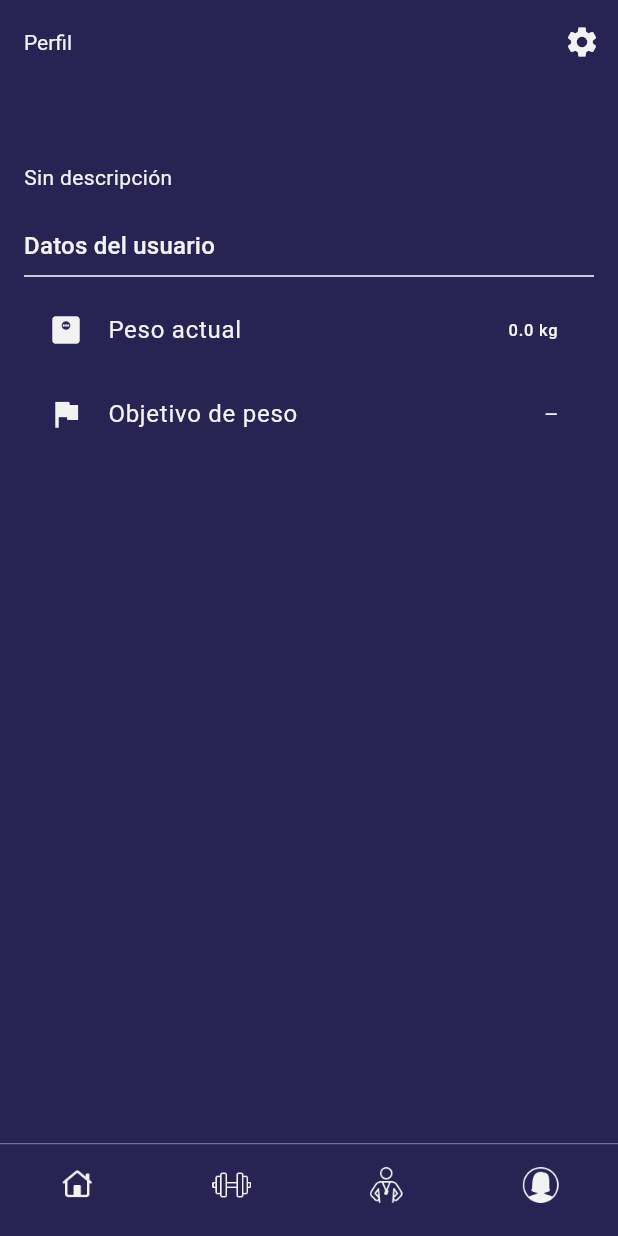
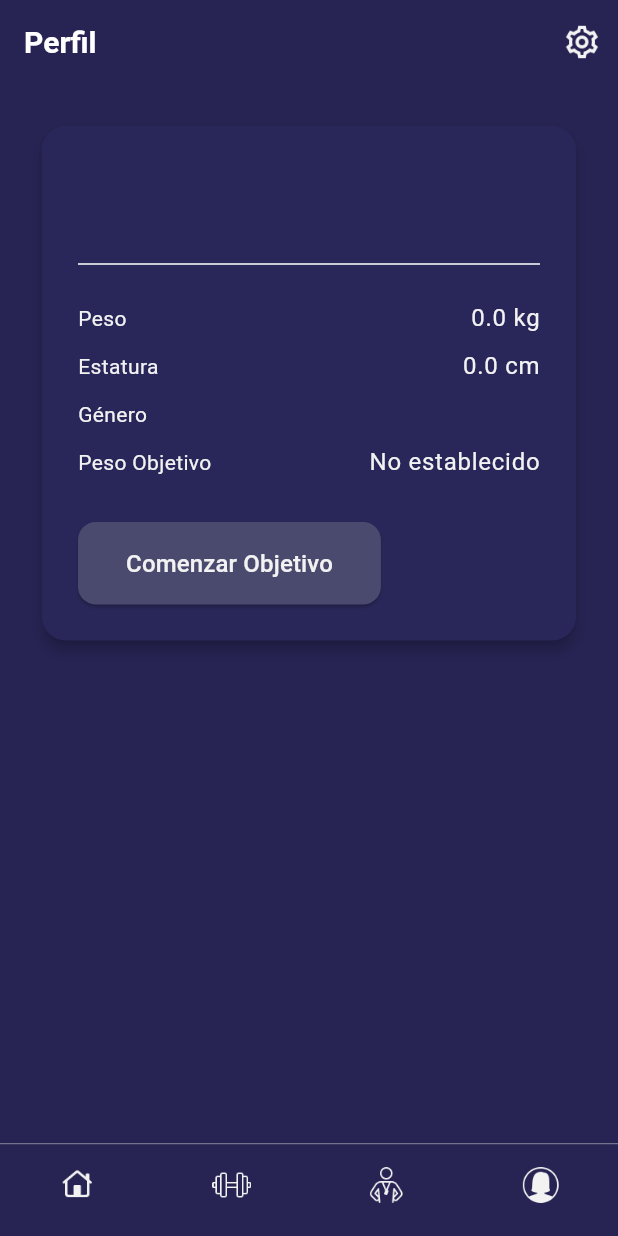
Before and after one commit to svillalba8/track_fit_app, a Flutter app: the screen it shows once a user with an empty profile is signed in, item 4 of the bottom bar chosen, on a phone screen of 412 x 824 dp. Run offline on Flutter 3.47's test engine with Material 3 defaults, Android fonts, the light colour scheme and no system bars; our stand-ins replace flutter_bloc, flutter_dotenv, get_it, go_router, supabase_flutter; accounts and stored records are empty.

Commit message:
Interfaz de ProfilePage mejorada y creadas clases de objetivo progreso

```diff
--- a/lib/core/constants.dart
+++ b/lib/core/constants.dart
@@ -8,12 +8,17 @@ class AppRoutes {
   static const routines = '/routines';
   static const trainer = '/trainer';
   static const profile = '/profile';
+  static const goal = '/goal-page';
+  static const editUser = 'edit-user';
 }
 
 // ICONOS / LOGO APLICACION
-const String kLogoTrackFitBlancoMorado = 'assets/logos/TrackFit_blanco_morado.png';
-const String kLogoTrackFitBlancoNegro = 'assets/logos/TrackFit_blanco_negro.png';
-const String kLogoTrackFitCremaAzulMarino = 'assets/logos/TrackFit_crema_azulmarino.png';
+const String kLogoTrackFitBlancoMorado =
+    'assets/logos/TrackFit_blanco_morado.png';
+const String kLogoTrackFitBlancoNegro =
+    'assets/logos/TrackFit_blanco_negro.png';
+const String kLogoTrackFitCremaAzulMarino =
+    'assets/logos/TrackFit_crema_azulmarino.png';
 const String kLogoTrackFitCremaRosa = 'assets/logos/TrackFit_crema_rosa.png';
 const String kLogoTrackFitRosaNegro = 'assets/logos/TrackFit_rosa_negro.png';
 
@@ -26,6 +31,6 @@ const int kCaracteresMaximosDescripcion = 150;
 
 /// Géneros de usuario (Para introducción a base de datos RECORDAR en mayusculas)
 const String kGeneroHombre = 'Hombre';
-const String kGeneroMujer  = 'Mujer';
-const String kGeneroHombreMayus  = 'HOMBRE'; // EN BBDD -> 'HOMBRE'
-const String kGeneroMujerMayus  = 'MUJER'; // EN BBDD -> 'MUJER'
+const String kGeneroMujer = 'Mujer';
+const String kGeneroHombreMayus = 'HOMBRE'; // EN BBDD -> 'HOMBRE'
+const String kGeneroMujerMayus = 'MUJER'; // EN BBDD -> 'MUJER'
--- a/lib/core/navigation/app_router.dart
+++ b/lib/core/navigation/app_router.dart
@@ -8,10 +8,13 @@ import 'package:track_fit_app/core/constants.dart';
 import 'package:track_fit_app/core/navigation/main_scaffold.dart';
 import 'package:track_fit_app/core/utils/steram_listenable.dart';
 import 'package:track_fit_app/features/home/home_page.dart';
+import 'package:track_fit_app/features/profile/edit_goal_page.dart';
 import 'package:track_fit_app/features/profile/profile_page.dart';
 import 'package:track_fit_app/features/routines/routine_page.dart';
+import 'package:track_fit_app/features/settings/user_settings_page.dart';
 import 'package:track_fit_app/features/splash/splash_page.dart';
 import 'package:track_fit_app/features/trainer/trainer_page.dart';
+import 'package:track_fit_app/models/usuario_model.dart';
 
 /// Configuración de rutas usando GoRouter
 final GoRouter appRouter = GoRouter(
@@ -92,6 +95,15 @@ final GoRouter appRouter = GoRouter(
             GoRoute(
               path: AppRoutes.profile,
               builder: (_, __) => const ProfilePage(),
+              routes: [
+                GoRoute(
+                  path: AppRoutes.editUser,
+                  builder: (ctx, state) {
+                    final usuario = state.extra as UsuarioModel;
+                    return UserSettingsPage(usuario: usuario);
+                  },
+                ),
+              ],
             ),
           ],
         ),
--- a/lib/features/profile/edit_user_page.dart
+++ b/lib/features/profile/edit_user_page.dart
@@ -76,6 +76,10 @@ class _EditUserPageState extends State<EditUserPage> {
     return Scaffold(
       appBar: AppBar(
         title: const Text('Datos personales'),
+        titleTextStyle: const TextStyle(
+          fontSize: 20,
+          fontWeight: FontWeight.bold,
+        ),
         actions: [
           IconButton(
             icon: Icon(_isEditing ? Icons.close : Icons.edit),
--- a/lib/features/profile/profile_page.dart
+++ b/lib/features/profile/profile_page.dart
@@ -1,10 +1,15 @@
 import 'package:flutter/material.dart';
+import 'package:go_router/go_router.dart';
 import 'package:supabase_flutter/supabase_flutter.dart';
+import 'package:track_fit_app/core/constants.dart';
+import 'package:track_fit_app/core/utils/snackbar_utils.dart';
 import 'package:track_fit_app/data/di.dart';
-import 'package:track_fit_app/core/utils/snackbar_utils.dart';
+import 'package:track_fit_app/features/settings/user_settings_page.dart';
+import 'package:track_fit_app/models/progreso_model.dart';
 import 'package:track_fit_app/models/usuario_model.dart';
+import 'package:track_fit_app/services/progreso_service.dart';
 import 'package:track_fit_app/services/usuario_service.dart';
-import 'package:track_fit_app/features/settings/user_settings_page.dart';
+import 'package:track_fit_app/widgets/custom_button.dart';
 
 class ProfilePage extends StatefulWidget {
   const ProfilePage({super.key});
@@ -15,30 +20,42 @@ class ProfilePage extends StatefulWidget {
 
 class _ProfilePageState extends State<ProfilePage> {
   late final UsuarioService userService;
+  late final ProgresoService progresoService;
   UsuarioModel? usuario;
+  ProgresoModel? progreso;
   bool isLoading = true;
 
   @override
   void initState() {
     super.initState();
     userService = getIt<UsuarioService>();
-    _loadUsuario();
+    progresoService = ProgresoService(getIt<SupabaseClient>());
+    _loadUsuarioYProgreso();
   }
 
-  Future<void> _loadUsuario() async {
+  Future<void> _loadUsuarioYProgreso() async {
     final supabase = getIt<SupabaseClient>();
     final authUser = supabase.auth.currentUser;
 
     if (authUser != null) {
       try {
-        final data = await userService.fetchUsuarioByAuthId(authUser.id);
+        final dataUsuario = await userService.fetchUsuarioByAuthId(authUser.id);
+        ProgresoModel? dataProgreso;
+
+        if (dataUsuario != null && dataUsuario.idProgreso != null) {
+          dataProgreso = await progresoService.fetchProgresoById(
+            dataUsuario.idProgreso!,
+          );
+        }
+
         setState(() {
-          usuario = data;
+          usuario = dataUsuario;
+          progreso = dataProgreso;
           isLoading = false;
         });
       } catch (e) {
         setState(() => isLoading = false);
-        showErrorSnackBar(context, 'Error al cargar usuario');
+        showErrorSnackBar(context, 'Error al cargar usuario o progreso');
       }
     } else {
       setState(() => isLoading = false);
@@ -63,61 +80,101 @@ class _ProfilePageState extends State<ProfilePage> {
     return Scaffold(
       appBar: AppBar(
         title: const Text('Perfil'),
+        titleTextStyle: TextStyle(fontSize: 20, fontWeight: FontWeight.bold),
         actions: [
           IconButton(
-            icon: const Icon(Icons.settings),
+            icon: Image.asset(
+              'assets/icons/engranaje_ajustes.png',
+              width: 26,
+              height: 26,
+              color: theme.colorScheme.secondary,
+            ),
             onPressed: () async {
-              final updatedUsuario = await Navigator.push(
-                context,
-                MaterialPageRoute(
-                  builder: (_) => UserSettingsPage(usuario: usuario!),
-                ),
+              final updatedUsuario = await context.push<UsuarioModel>(
+                '/profile/edit-user',
+                extra: usuario!,
               );
               if (updatedUsuario is UsuarioModel) {
-                setState(() {
-                  usuario = updatedUsuario;
-                });
+                setState(() => usuario = updatedUsuario);
                 showNeutralSnackBar(context, 'Datos actualizados');
               }
             },
           ),
         ],
       ),
-      body: Padding(
-        padding: const EdgeInsets.all(16.0),
+
+      body: SingleChildScrollView(
+        padding: const EdgeInsets.symmetric(horizontal: 24.0),
         child: Column(
-          crossAxisAlignment: CrossAxisAlignment.start,
           children: [
-            // Nombre de usuario
-            Text(usuario!.nombreUsuario, style: theme.textTheme.headlineSmall),
-            const SizedBox(height: 4),
+            const SizedBox(height: 24),
+            Card(
+              elevation: 4,
+              shape: RoundedRectangleBorder(
+                borderRadius: BorderRadius.circular(16),
+              ),
+              child: Padding(
+                padding: const EdgeInsets.all(24.0),
+                child: Column(
+                  crossAxisAlignment: CrossAxisAlignment.start,
+                  children: [
+                    // Usuario y descripción
+                    Text(
+                      usuario!.nombreUsuario,
+                      style: theme.textTheme.headlineMedium,
+                    ),
+                    if (usuario!.descripcion != null &&
+                        usuario!.descripcion!.isNotEmpty)
+                      Padding(
+                        padding: const EdgeInsets.only(top: 8.0),
+                        child: Text(
+                          usuario!.descripcion!,
+                          style: theme.textTheme.bodyLarge,
+                        ),
+                      ),
 
-            // Descripción
-            Text(
-              usuario!.descripcion?.isNotEmpty == true
-                  ? usuario!.descripcion!
-                  : 'Sin descripción',
-              style: theme.textTheme.bodyMedium,
-            ),
+                    const SizedBox(height: 24),
+                    Divider(color: theme.dividerColor),
 
-            const SizedBox(height: 24),
-            Text('Datos del usuario', style: theme.textTheme.titleMedium),
-            const Divider(),
+                    // Información física
+                    const SizedBox(height: 12),
+                    _infoRow('Peso', '${usuario!.peso} kg'),
+                    _infoRow('Estatura', '${usuario!.estatura} cm'),
+                    _infoRow('Género', usuario!.genero),
+                    _infoRow(
+                      'Peso Objetivo',
+                      '${progreso?.objetivoPeso ?? 'No establecido'}',
+                    ),
 
-            ListTile(
-              leading: const Icon(Icons.monitor_weight),
-              title: const Text('Peso actual'),
-              trailing: Text('${usuario!.peso} kg'),
-            ),
-            ListTile(
-              leading: const Icon(Icons.flag),
-              title: const Text('Objetivo de peso'),
-              // Aquí podrías mostrar el campo si lo tuvieras
-              trailing: const Text('—'), // Placeholder
+                    const SizedBox(height: 24),
+
+                    // Botón de editar
+                    CustomButton(
+                      text: 'Comenzar Objetivo',
+                      actualTheme: theme,
+                      onPressed: () async {},
+                    ),
+                  ],
+                ),
+              ),
             ),
           ],
         ),
       ),
     );
   }
+
+  Widget _infoRow(String label, String value) {
+    return Padding(
+      padding: const EdgeInsets.symmetric(vertical: 4.0),
+      child: Row(
+        children: [
+          Expanded(
+            child: Text(label, style: Theme.of(context).textTheme.bodyMedium),
+          ),
+          Text(value, style: Theme.of(context).textTheme.bodyLarge),
+        ],
+      ),
+    );
+  }
 }
--- /dev/null
+++ b/lib/models/progreso_model.dart
@@ -0,0 +1,42 @@
+class ProgresoModel {
+  final int id;
+  final DateTime fechaComienzo;
+  final double objetivoPeso;
+  final DateTime? fechaObjetivo;
+  final double pesoActual;
+
+  ProgresoModel({
+    required this.id,
+    required this.fechaComienzo,
+    required this.objetivoPeso,
+    this.fechaObjetivo,
+    required this.pesoActual,
+  });
+
+  factory ProgresoModel.fromJson(Map<String, dynamic> json) => ProgresoModel(
+    id: json['id'] as int,
+    fechaComienzo: DateTime.parse(json['fecha_comienzo'] as String),
+    objetivoPeso: (json['objetivo_peso'] as num).toDouble(),
+    fechaObjetivo:
+        json['fecha_objetivo'] != null
+            ? DateTime.tryParse(json['fecha_objetivo'] as String)
+            : null,
+    pesoActual: (json['peso_actual'] as num).toDouble(),
+  );
+
+  ProgresoModel copyWith({
+    int? id,
+    DateTime? fechaComienzo,
+    double? objetivoPeso,
+    DateTime? fechaObjetivo,
+    double? pesoActual,
+  }) {
+    return ProgresoModel(
+      id: id ?? this.id,
+      fechaComienzo: fechaComienzo ?? this.fechaComienzo,
+      objetivoPeso: objetivoPeso ?? this.objetivoPeso,
+      fechaObjetivo: fechaObjetivo ?? this.fechaObjetivo,
+      pesoActual: pesoActual ?? this.pesoActual,
+    );
+  }
+}
```
Also changed, not shown: lib/features/home/home_page.dart (+6 -11 lines), lib/features/profile/edit_goal_page.dart (added, +72 -0 lines), lib/features/settings/user_settings_page.dart (+7 -1 lines), lib/services/progreso_service.dart (added, +44 -0 lines), lib/services/usuario_service.dart (+10 -7 lines), assets/icons/engranaje_ajustes.png (added), assets/icons/peso-kg.png (added).
